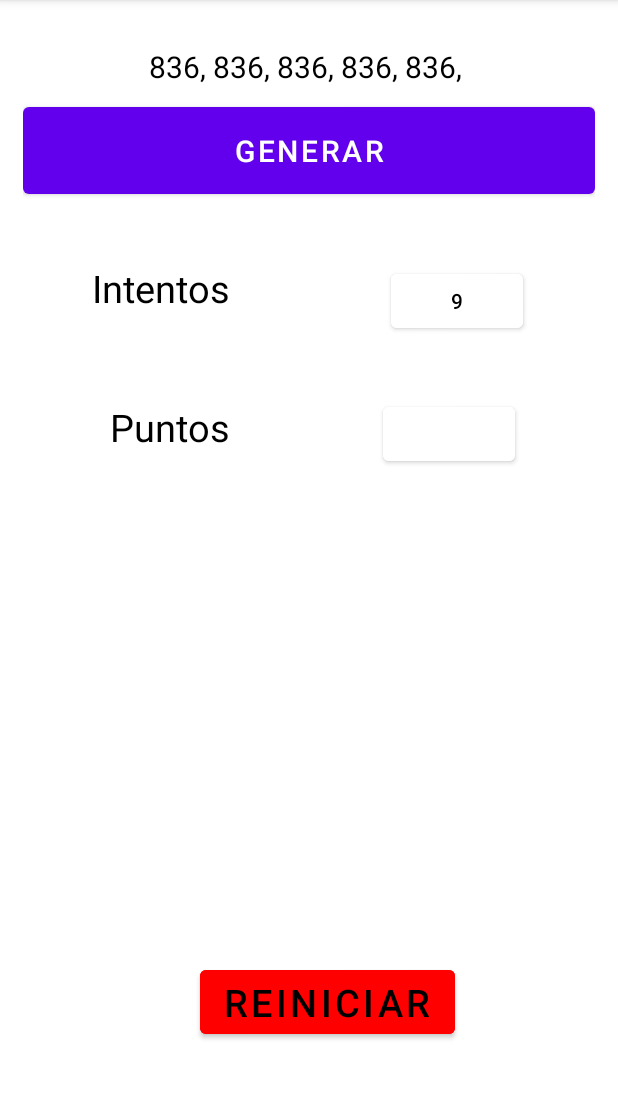
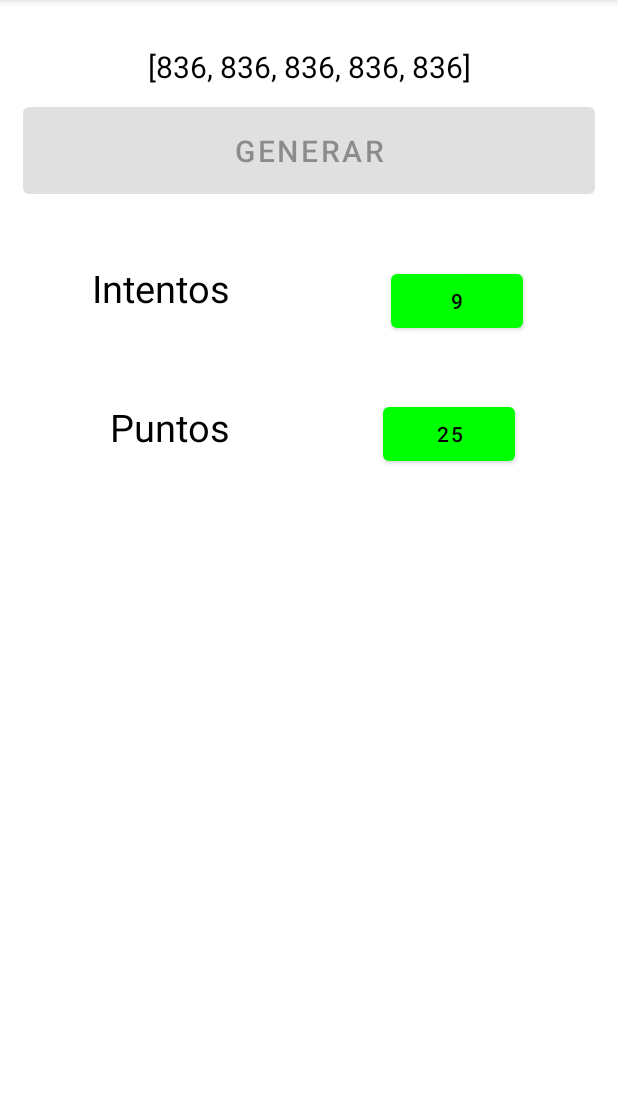
Before and after one commit to juandifs00/Practicas_Android_Studio, an Android app: the screen it shows after launch (MainActivity), after a tap on "GENERAR", on a phone screen of 412 x 824 dp, the part 84-1183 px from its top. Run offline under Robolectric (Android 15) with nearby library versions, the light colour scheme and no system bars.

Commit message:
Metodo capicua, suma y validar
Implementación del método para validar si hay un capicua, si la suma es mayor a 12 y si hay algún número 5 con sus respectivos puntajes.

```diff
--- a/Quiz_Puntajes/app/src/main/java/com/example/quiz_puntajes/MainActivity.java
+++ b/Quiz_Puntajes/app/src/main/java/com/example/quiz_puntajes/MainActivity.java
@@ -7,18 +7,22 @@ import android.os.Bundle;
 import android.view.View;
 import android.widget.Button;
 import android.widget.TextView;
+import android.widget.Toast;
 
+import java.util.ArrayList;
 import java.util.Random;
 
 public class MainActivity extends AppCompatActivity {
 
     TextView tvGenEnteros;
-    Button btnGenerador, sIntentos, sPuntos, btnReinicio;
+    Button btnGenerador, sIntentos, sPuntos;
 
     int Intentos = 9;
     int puntaje = 0;
     int canNumeros = 5;
-    String datoAleatorio;
+
+    ArrayList <Integer> numeros = new ArrayList();
+    ArrayList <Integer> aux = new ArrayList();
 
     @Override
     protected void onCreate(Bundle savedInstanceState) {
@@ -31,25 +35,54 @@ public class MainActivity extends AppCompatActivity {
             public void onClick(View view) {
                 sIntentos.setText(Intentos + "");
                 reducirOportunidades();
-                String numeros = generarAletorios();
-                tvGenEnteros.setText(numeros + "");
+                generarAletorios();
+                tvGenEnteros.setText(numeros.toString());
+                puntuacion();
+                sPuntos.setText(puntaje+ "");
+                numeros.clear();
             }
         });
     }
 
-    public String generarAletorios() {
+    public void generarAletorios() {
+        for (int i=0;i<canNumeros;i++){
+            numeros.add(new Random().nextInt(900) + 100);
+        }
+    }
 
-        Integer [] vector = new Integer[canNumeros];
+    public void puntuacion() {
+        int auxiliar;
+        int P_auxiliar = 0;
+        for (int i = 0; i < numeros.size(); i++) {
+            auxiliar = numeros.get(i);
 
-        for (int i=0;i<vector.length;i++){
-            vector[i] = new Random().nextInt((1000) - 100) + 100;
+            while (auxiliar > 0) {
+                aux.add(new Integer(auxiliar % 10));
+                auxiliar = auxiliar/10;
+            }
+
+            if (aux.get(0) == aux.get(aux.size() - 1)) {
+                puntaje += 3;
+            }
+
+            for (int j = 0; j < aux.size(); j++) {
+                if (aux.get(j) == 5) {
+                    puntaje +=  1;
+                }
+                P_auxiliar += (aux.get(j));
+            }
+
+            if (P_auxiliar > 12) {
+                puntaje += 5;
+            }
         }
-
-        datoAleatorio = "";
-        for (int i=0;i<vector.length;i++) {
-            datoAleatorio += vector[i].toString() + ", ";
-        };
-        return datoAleatorio;
+        aux.clear();
+        if (puntaje >= 20) {
+            btnGenerador.setEnabled(false);
+            Toast.makeText(getApplicationContext(), "GANASTE", Toast.LENGTH_LONG).show();
+            sPuntos.setBackgroundColor(Color.GREEN);
+            sIntentos.setBackgroundColor(Color.GREEN);
+        }
     }
 
     public void reducirOportunidades() {
--- a/Quiz_Puntajes/app/src/main/res/layout/activity_main.xml
+++ b/Quiz_Puntajes/app/src/main/res/layout/activity_main.xml
@@ -79,18 +79,4 @@
         android:textColor="@color/black"
         ></Button>
 
-    <Button
-        android:id="@+id/btnReinicio"
-        android:layout_width="wrap_content"
-        android:layout_height="wrap_content"
-        android:layout_alignParentStart="true"
-        android:layout_alignParentBottom="true"
-        android:layout_centerHorizontal="true"
-        android:layout_marginStart="118dp"
-        android:layout_marginBottom="57dp"
-        android:backgroundTint="@color/RED"
-        android:text="REINICIAR"
-        android:textColor="@color/black"
-        android:textSize="25sp" />
-
 </RelativeLayout>
```
